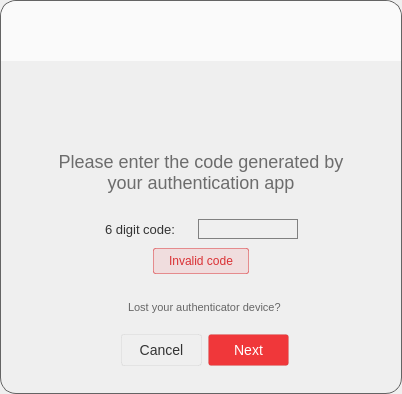
meganz/MEGAsync, file src/MEGASync/gui/linux/GuestWidget.ui: the form before one commit.
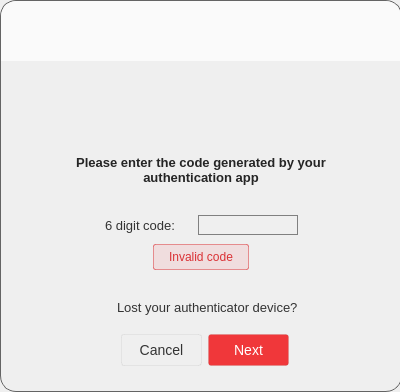
The form after the commit. The open tabs and pages were chosen to show the change. Icons and pictures are not drawn.

Commit message: [UX] Minor layout fixes in Linux and Windows.

```diff
--- a/src/MEGASync/gui/linux/GuestWidget.ui
+++ b/src/MEGASync/gui/linux/GuestWidget.ui
@@ -6,8 +6,8 @@
    <rect>
     <x>0</x>
     <y>0</y>
-    <width>402</width>
-    <height>394</height>
+    <width>400</width>
+    <height>392</height>
    </rect>
   </property>
   <property name="sizePolicy">
@@ -18,21 +18,32 @@
   </property>
   <property name="minimumSize">
    <size>
-    <width>402</width>
-    <height>394</height>
+    <width>400</width>
+    <height>392</height>
    </size>
   </property>
   <property name="maximumSize">
    <size>
-    <width>402</width>
-    <height>394</height>
+    <width>400</width>
+    <height>392</height>
    </size>
   </property>
   <property name="windowTitle">
    <string/>
   </property>
   <property name="styleSheet">
-   <string notr="true">#wGuestWidgetIn
+   <string notr="true">#wHeader
+{
+ background-color:  #FAFAFA;
+ border-top-left-radius: 16px;
+ border-top-right-radius: 16px;
+}
+#bMEGA, #bLogoLogging, #bLogoLogin, #bLogoSettingUp, #bShield
+{
+	border: none;
+}
+
+#wGuestWidgetIn
 {
  border: 1px solid rgba(100, 100, 100);
  border-radius: 16px;
@@ -54,12 +65,6 @@
 font-size: 13px;
 }
 
-#wHeader
-{
- background-color:  #FAFAFA;
- border-top-left-radius: 16px;
- border-top-right-radius: 16px;
-}
 
 #bLogin, #bVerifyEmail, #bVerifySMS
 {
@@ -85,11 +90,6 @@
 
 }
 
-#bMEGA, #bLogoLogging, #bLogoLogin, #bLogoSettingUp, #bShield
-{
-	border: none;
-}
-
 #bForgotPassword
 {
 	border: none;
@@ -114,16 +114,17 @@
 
 #lDesc
 {
-  font-family: &quot;Lato&quot;;
-  font-size: 18px;
-  color:rgba(51, 51, 51, 0.7);
+  color: rgba(0,0,0,0.85);
+  font-family: &quot;SF UI Text&quot;;
+  font-size: 13px;
+  font-weight: 500;
 }
 
 #lCode
 {
-    color: #333333;
-        font-family: &quot;Lato&quot;;
-        font-size: 13px;
+  color: #333333;
+  font-family: &quot;SF UI Text&quot;;
+  font-size: 13px;
 }
 
 #lDescLogin
@@ -135,10 +136,11 @@
 
 #lLogin
 {
-  font-family: &quot;Lato&quot;;
-  font-size: 16px;
-  color: #333333;
+  border-radius: 2px;
   padding: 6px 12px 6px 12px;
+  font-family: &quot;Lato&quot;;
+  font-size: 16px;
+  color: #333333;
 }
 
 #lProgress
@@ -157,9 +159,9 @@
 
 #lLostAuthCode
 {
-    color: #666666;
-        font-family: &quot;Lato&quot;;
-        font-size: 11px;
+  color: #333333;
+  font-family: &quot;SF UI Text&quot;;
+  font-size: 13px;
 }
 
 </string>
@@ -185,7 +187,7 @@
      <property name="minimumSize">
       <size>
        <width>402</width>
-       <height>394</height>
+       <height>392</height>
       </size>
      </property>
      <layout class="QVBoxLayout" name="verticalLayout_11">
@@ -2530,7 +2532,7 @@
               </property>
               <property name="minimumSize">
                <size>
-                <width>187</width>
+                <width>210</width>
                 <height>0</height>
                </size>
               </property>
```
Left out of the diff: 5 changed lines with no effect on the pictures. The commit also changes 1 other file.
